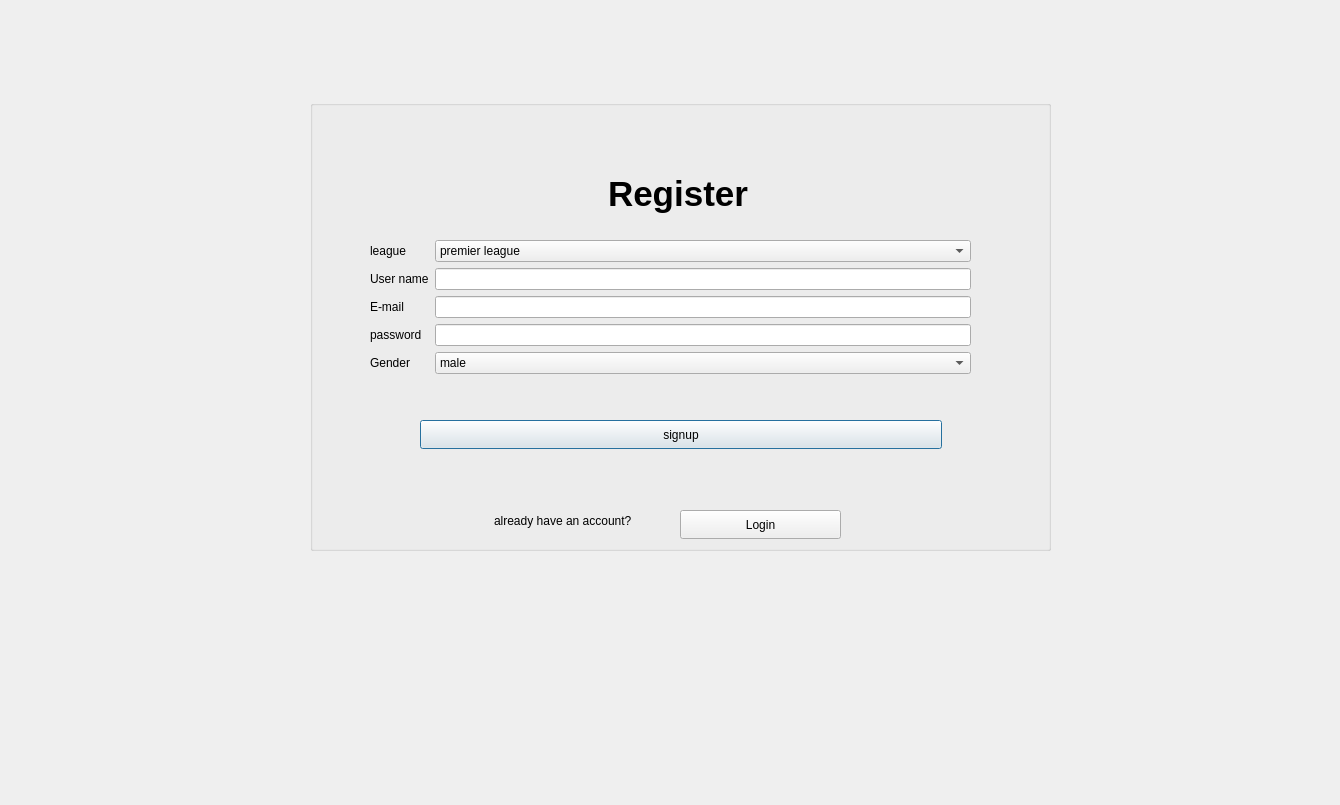
bolesawny7/FootballFantasy, file signup.ui: the form before one commit.
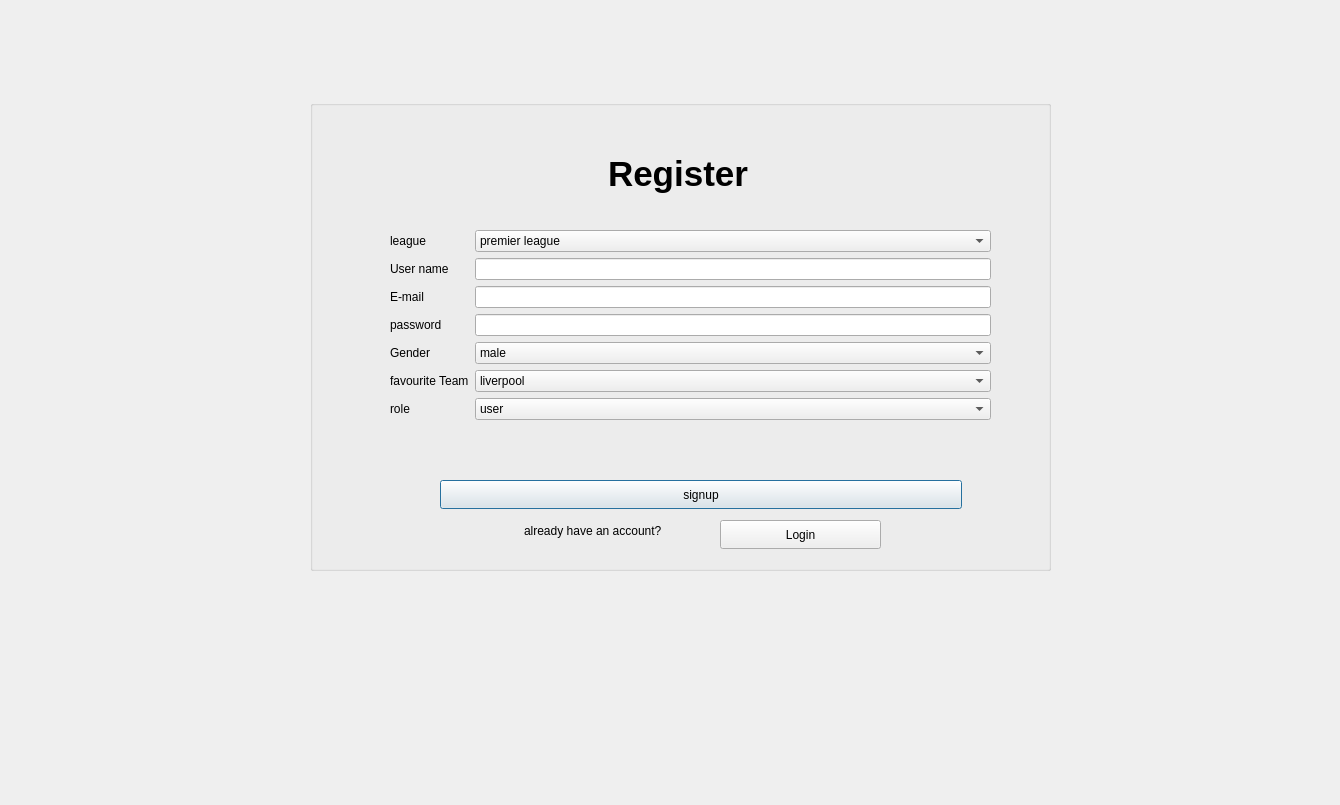
The form after the commit. Icons and pictures are not drawn.

```diff
--- a/signup.ui
+++ b/signup.ui
@@ -28,111 +28,6 @@
 }
 </string>
   </property>
-  <widget class="QWidget" name="formLayoutWidget">
-   <property name="geometry">
-    <rect>
-     <x>370</x>
-     <y>240</y>
-     <width>601</width>
-     <height>187</height>
-    </rect>
-   </property>
-   <layout class="QFormLayout" name="formLayout">
-    <property name="labelAlignment">
-     <set>Qt::AlignLeading|Qt::AlignLeft|Qt::AlignVCenter</set>
-    </property>
-    <property name="formAlignment">
-     <set>Qt::AlignLeading|Qt::AlignLeft|Qt::AlignTop</set>
-    </property>
-    <item row="0" column="0">
-     <widget class="QLabel" name="leagueLabel">
-      <property name="text">
-       <string>league</string>
-      </property>
-     </widget>
-    </item>
-    <item row="0" column="1">
-     <widget class="QComboBox" name="leagueComboBox">
-      <item>
-       <property name="text">
-        <string>premier league</string>
-       </property>
-      </item>
-      <item>
-       <property name="text">
-        <string>La liga</string>
-       </property>
-      </item>
-      <item>
-       <property name="text">
-        <string>Seria A</string>
-       </property>
-      </item>
-     </widget>
-    </item>
-    <item row="1" column="0">
-     <widget class="QLabel" name="userNameLabel">
-      <property name="text">
-       <string>User name</string>
-      </property>
-     </widget>
-    </item>
-    <item row="1" column="1">
-     <widget class="QLineEdit" name="userNameLineEdit"/>
-    </item>
-    <item row="2" column="0">
-     <widget class="QLabel" name="eMailLabel">
-      <property name="text">
-       <string>E-mail</string>
-      </property>
-     </widget>
-    </item>
-    <item row="2" column="1">
-     <widget class="QLineEdit" name="eMailLineEdit"/>
-    </item>
-    <item row="3" column="0">
-     <widget class="QLabel" name="passwordLabel">
-      <property name="text">
-       <string>password</string>
-      </property>
-     </widget>
-    </item>
-    <item row="3" column="1">
-     <widget class="QLineEdit" name="passwordLineEdit"/>
-    </item>
-    <item row="4" column="0">
-     <widget class="QLabel" name="genderLabel">
-      <property name="text">
-       <string>Gender</string>
-      </property>
-     </widget>
-    </item>
-    <item row="4" column="1">
-     <widget class="QComboBox" name="genderComboBox">
-      <item>
-       <property name="text">
-        <string>male</string>
-       </property>
-      </item>
-      <item>
-       <property name="text">
-        <string>female</string>
-       </property>
-      </item>
-     </widget>
-    </item>
-    <item row="5" column="0">
-     <widget class="QFrame" name="frame">
-      <property name="frameShape">
-       <enum>QFrame::StyledPanel</enum>
-      </property>
-      <property name="frameShadow">
-       <enum>QFrame::Raised</enum>
-      </property>
-     </widget>
-    </item>
-   </layout>
-  </widget>
   <widget class="QLabel" name="label">
    <property name="geometry">
     <rect>
@@ -150,7 +45,7 @@
    <property name="geometry">
     <rect>
      <x>550</x>
-     <y>170</y>
+     <y>150</y>
      <width>256</width>
      <height>71</height>
     </rect>
@@ -178,7 +73,7 @@
      <x>310</x>
      <y>100</y>
      <width>741</width>
-     <height>451</height>
+     <height>471</height>
     </rect>
    </property>
    <property name="styleSheet">
@@ -193,8 +88,8 @@
     </property>
     <property name="geometry">
      <rect>
-      <x>110</x>
-      <y>320</y>
+      <x>130</x>
+      <y>380</y>
       <width>522</width>
       <height>29</height>
      </rect>
@@ -224,8 +119,8 @@
    <widget class="QTextBrowser" name="textBrowser_2">
     <property name="geometry">
      <rect>
-      <x>180</x>
-      <y>410</y>
+      <x>210</x>
+      <y>420</y>
       <width>181</width>
       <height>31</height>
      </rect>
@@ -250,8 +145,8 @@
    <widget class="QPushButton" name="loginPage">
     <property name="geometry">
      <rect>
-      <x>370</x>
-      <y>410</y>
+      <x>410</x>
+      <y>420</y>
       <width>161</width>
       <height>29</height>
      </rect>
@@ -260,6 +155,143 @@
      <string>Login</string>
     </property>
    </widget>
+   <widget class="QWidget" name="formLayoutWidget">
+    <property name="geometry">
+     <rect>
+      <x>80</x>
+      <y>130</y>
+      <width>601</width>
+      <height>241</height>
+     </rect>
+    </property>
+    <layout class="QFormLayout" name="formLayout">
+     <property name="labelAlignment">
+      <set>Qt::AlignLeading|Qt::AlignLeft|Qt::AlignVCenter</set>
+     </property>
+     <property name="formAlignment">
+      <set>Qt::AlignLeading|Qt::AlignLeft|Qt::AlignTop</set>
+     </property>
+     <item row="0" column="0">
+      <widget class="QLabel" name="leagueLabel">
+       <property name="text">
+        <string>league</string>
+       </property>
+      </widget>
+     </item>
+     <item row="0" column="1">
+      <widget class="QComboBox" name="leagueComboBox">
+       <item>
+        <property name="text">
+         <string>premier league</string>
+        </property>
+       </item>
+       <item>
+        <property name="text">
+         <string>La liga</string>
+        </property>
+       </item>
+       <item>
+        <property name="text">
+         <string>Seria A</string>
+        </property>
+       </item>
+      </widget>
+     </item>
+     <item row="1" column="0">
+      <widget class="QLabel" name="userNameLabel">
+       <property name="text">
+        <string>User name</string>
+       </property>
+      </widget>
+     </item>
+     <item row="1" column="1">
+      <widget class="QLineEdit" name="userNameLineEdit"/>
+     </item>
+     <item row="2" column="0">
+      <widget class="QLabel" name="eMailLabel">
+       <property name="text">
+        <string>E-mail</string>
+       </property>
+      </widget>
+     </item>
+     <item row="2" column="1">
+      <widget class="QLineEdit" name="eMailLineEdit"/>
+     </item>
+     <item row="3" column="0">
+      <widget class="QLabel" name="passwordLabel">
+       <property name="text">
+        <string>password</string>
+       </property>
+      </widget>
+     </item>
+     <item row="3" column="1">
+      <widget class="QLineEdit" name="passwordLineEdit"/>
+     </item>
+     <item row="4" column="0">
+      <widget class="QLabel" name="genderLabel">
+       <property name="text">
+        <string>Gender</string>
+       </property>
+      </widget>
+     </item>
+     <item row="4" column="1">
+      <widget class="QComboBox" name="genderComboBox">
+       <item>
+        <property name="text">
+         <string>male</string>
+        </property>
+       </item>
+       <item>
+        <property name="text">
+         <string>female</string>
+        </property>
+       </item>
+      </widget>
+     </item>
+     <item row="5" column="0">
+      <widget class="QLabel" name="favouriteTeamLabel">
+       <property name="text">
+        <string>favourite Team</string>
+       </property>
+      </widget>
+     </item>
+     <item row="5" column="1">
+      <widget class="QComboBox" name="favouriteTeamComboBox">
+       <item>
+        <property name="text">
+         <string>liverpool</string>
+        </property>
+       </item>
+       <item>
+        <property name="text">
+         <string>Man city</string>
+        </property>
+       </item>
+      </widget>
+     </item>
+     <item row="6" column="0">
+      <widget class="QLabel" name="roleLabel">
+       <property name="text">
+        <string>role</string>
+       </property>
+      </widget>
+     </item>
+     <item row="6" column="1">
+      <widget class="QComboBox" name="roleComboBox">
+       <item>
+        <property name="text">
+         <string>user</string>
+        </property>
+       </item>
+       <item>
+        <property name="text">
+         <string>admin</string>
+        </property>
+       </item>
+      </widget>
+     </item>
+    </layout>
+   </widget>
   </widget>
   <zorder>groupBox</zorder>
   <zorder>formLayoutWidget</zorder>
```
Left out of the diff: 1 changed line with no effect on the pictures.
